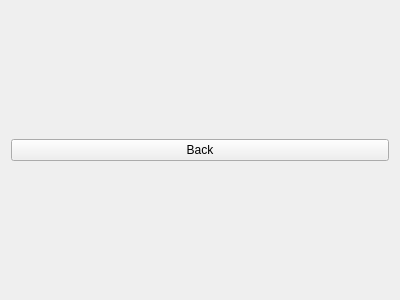
steven938/Raspi-Widget, file stockwindow.ui: the form before one commit.
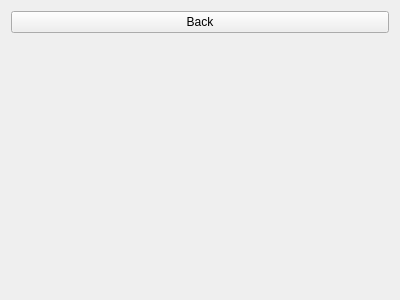
The form after the commit.

Commit message: First set of stock window changes

```diff
--- a/stockwindow.ui
+++ b/stockwindow.ui
@@ -21,6 +21,11 @@
      </property>
     </widget>
    </item>
+   <item row="1" column="0">
+    <widget class="QFrame" name="horizontalFrame">
+     <layout class="QHBoxLayout" name="horizontalLayout"/>
+    </widget>
+   </item>
   </layout>
  </widget>
  <resources/>
```
The commit also changes 5 other files.
